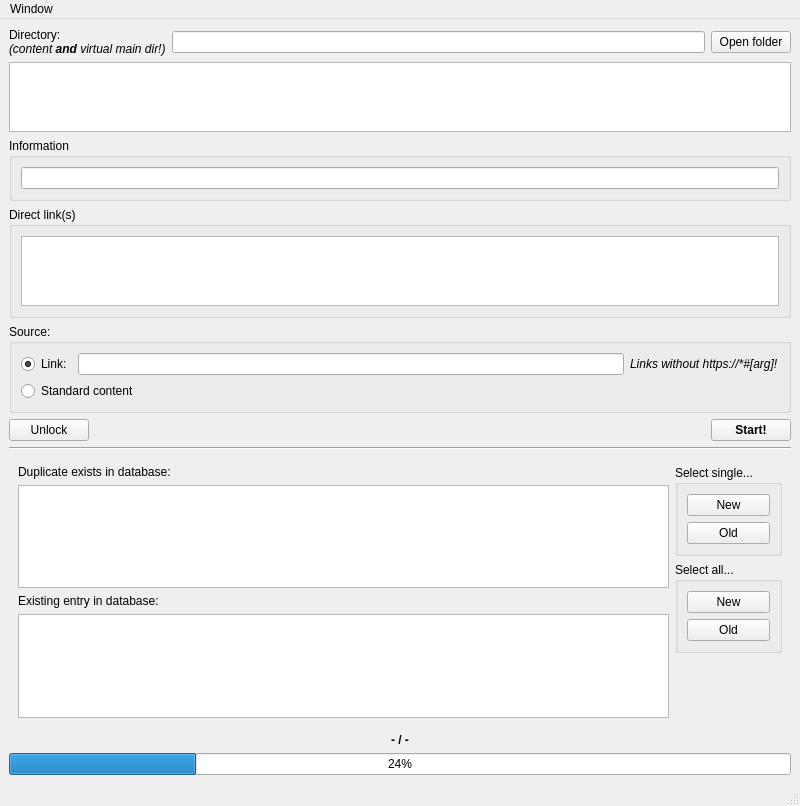
pietr26/OMSI-Tools, file OTModules/wContentSearch/wDBPanel.ui: the form before one commit.
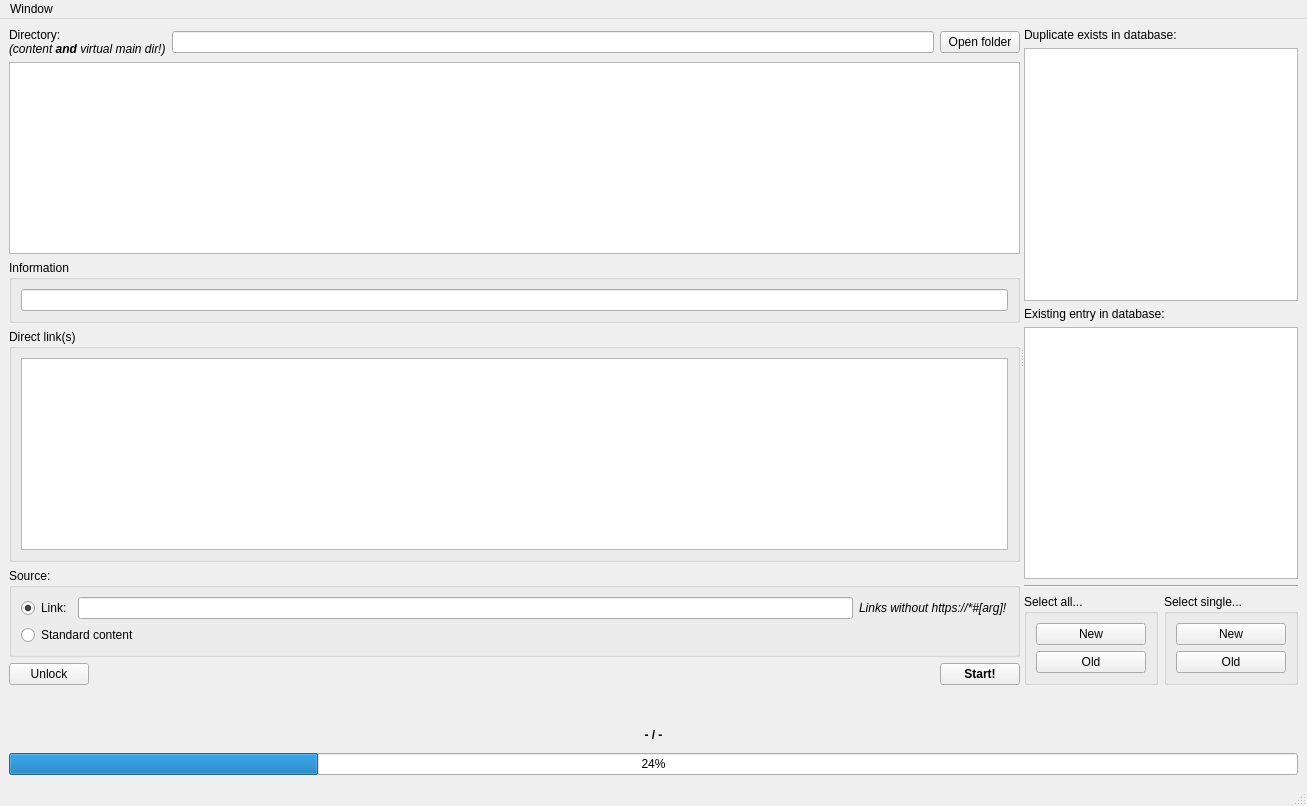
The form after the commit. Icons and pictures are not drawn.

Patch:
```diff
--- a/OTModules/wContentSearch/wDBPanel.ui
+++ b/OTModules/wContentSearch/wDBPanel.ui
@@ -6,7 +6,7 @@
    <rect>
     <x>0</x>
     <y>0</y>
-    <width>800</width>
+    <width>1307</width>
     <height>806</height>
    </rect>
   </property>
@@ -18,6 +18,13 @@
     <normaloff>:/rec/data/icons/iconDatabase.svg</normaloff>:/rec/data/icons/iconDatabase.svg</iconset>
   </property>
   <widget class="QWidget" name="centralwidget">
+   <layout class="QVBoxLayout" name="verticalLayout_10">
+    <item>
+     <widget class="QSplitter" name="splitter">
+      <property name="orientation">
+       <enum>Qt::Horizontal</enum>
+      </property>
+      <widget class="QWidget" name="">
    <layout class="QVBoxLayout" name="verticalLayout">
     <item>
      <layout class="QHBoxLayout" name="horizontalLayout_2">
@@ -171,20 +178,10 @@
       </item>
      </layout>
     </item>
-    <item>
-     <widget class="Line" name="line">
-      <property name="orientation">
-       <enum>Qt::Horizontal</enum>
-      </property>
-     </widget>
-    </item>
-    <item>
-     <widget class="QWidget" name="wgtDuplicates" native="true">
-      <layout class="QVBoxLayout" name="verticalLayout_7">
-       <item>
-        <layout class="QHBoxLayout" name="horizontalLayout">
-         <item>
-          <layout class="QVBoxLayout" name="verticalLayout_2">
+       </layout>
+      </widget>
+      <widget class="QWidget" name="">
+       <layout class="QVBoxLayout" name="verticalLayout_3">
            <item>
             <widget class="QLabel" name="lblDuplicates">
              <property name="text">
@@ -221,10 +218,46 @@
            <item>
             <widget class="QTableView" name="tvwDuplicates"/>
            </item>
-          </layout>
-         </item>
-         <item>
-          <layout class="QVBoxLayout" name="verticalLayout_3">
+        <item>
+         <widget class="Line" name="line">
+          <property name="orientation">
+           <enum>Qt::Horizontal</enum>
+          </property>
+         </widget>
+        </item>
+        <item>
+         <layout class="QHBoxLayout" name="horizontalLayout_3">
+          <item>
+           <widget class="QGroupBox" name="gbxSelectAll">
+            <property name="title">
+             <string notr="true">Select all...</string>
+            </property>
+            <layout class="QVBoxLayout" name="verticalLayout_6">
+             <item>
+              <widget class="QPushButton" name="btnSelectAllNew">
+               <property name="text">
+                <string notr="true">New</string>
+               </property>
+               <property name="icon">
+                <iconset>
+                 <normaloff>:/rec/data/icons/iconAdd.png</normaloff>:/rec/data/icons/iconAdd.png</iconset>
+               </property>
+              </widget>
+             </item>
+             <item>
+              <widget class="QPushButton" name="btnSelectAllOld">
+               <property name="text">
+                <string notr="true">Old</string>
+               </property>
+               <property name="icon">
+                <iconset>
+                 <normaloff>:/rec/data/icons/iconDeleteFile.png</normaloff>:/rec/data/icons/iconDeleteFile.png</iconset>
+               </property>
+              </widget>
+             </item>
+            </layout>
+           </widget>
+          </item>
            <item>
             <widget class="QGroupBox" name="gbxSelectSingle">
              <property name="title">
@@ -262,55 +295,15 @@
              </layout>
             </widget>
            </item>
-           <item>
-            <widget class="QGroupBox" name="gbxSelectAll">
-             <property name="title">
-              <string notr="true">Select all...</string>
-             </property>
-             <layout class="QVBoxLayout" name="verticalLayout_6">
-              <item>
-               <widget class="QPushButton" name="btnSelectAllNew">
-                <property name="text">
-                 <string notr="true">New</string>
-                </property>
-                <property name="icon">
-                 <iconset>
-                  <normaloff>:/rec/data/icons/iconAdd.png</normaloff>:/rec/data/icons/iconAdd.png</iconset>
-                </property>
-               </widget>
-              </item>
-              <item>
-               <widget class="QPushButton" name="btnSelectAllOld">
-                <property name="text">
-                 <string notr="true">Old</string>
-                </property>
-                <property name="icon">
-                 <iconset>
-                  <normaloff>:/rec/data/icons/iconDeleteFile.png</normaloff>:/rec/data/icons/iconDeleteFile.png</iconset>
-                </property>
-               </widget>
-              </item>
-             </layout>
-            </widget>
+         </layout>
+        </item>
+       </layout>
+      </widget>
+     </widget>
            </item>
            <item>
-            <spacer name="verticalSpacer">
-             <property name="orientation">
-              <enum>Qt::Vertical</enum>
-             </property>
-             <property name="sizeHint" stdset="0">
-              <size>
-               <width>20</width>
-               <height>40</height>
-              </size>
-             </property>
-            </spacer>
-           </item>
-          </layout>
-         </item>
-        </layout>
-       </item>
-      </layout>
+     <widget class="QWidget" name="wgtDuplicates" native="true">
+      <layout class="QVBoxLayout" name="verticalLayout_7"/>
      </widget>
     </item>
     <item>
@@ -349,7 +342,7 @@
     <rect>
      <x>0</x>
      <y>0</y>
-     <width>800</width>
+     <width>1307</width>
      <height>21</height>
     </rect>
    </property>
```
Lines whose indentation alone changed are shown as unchanged.
